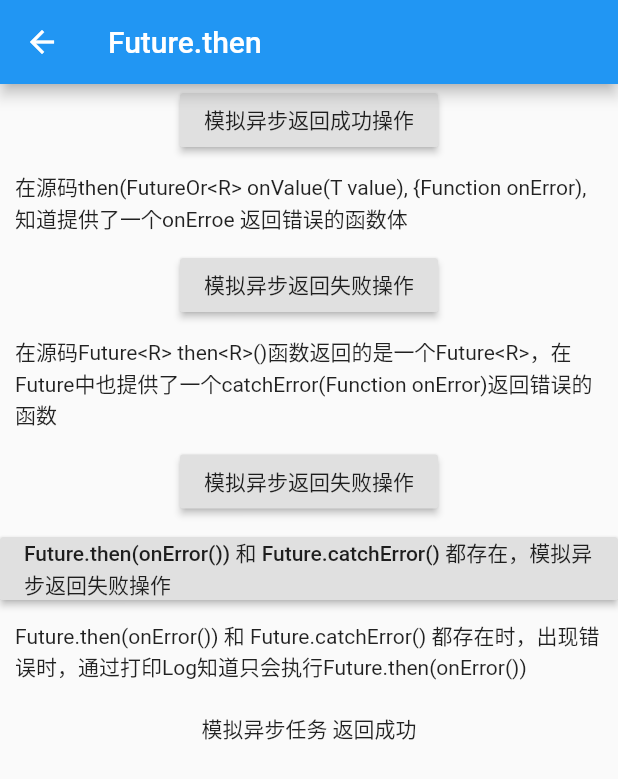
After one commit to Doinbe/flutter_study, a Flutter app: the FutureThenPage screen opened directly, after a tap on "模拟异步返回成功操作", on a phone screen of 412 x 824 dp. The commit adds this screen. Shown: the top 779 px of the screen. Run offline on Flutter 3.47's test engine with Material 2 defaults, Android fonts, the phone set to English and light mode, and no system bars; our stand-ins replace image_picker.

Commit message:
Dart异步模块Future，async await，FutureBuilder(Flutter)

```diff
--- /dev/null
+++ b/lib/future_pages/future_then_page.dart
@@ -0,0 +1,102 @@
+import 'package:flutter/material.dart';
+
+class FutureThenPage extends StatefulWidget {
+  final String title;
+  const FutureThenPage(this.title,{Key key, }) : super(key: key);
+  @override
+  _FutureThenPageState createState() => _FutureThenPageState();
+}
+
+class _FutureThenPageState extends State<FutureThenPage> {
+
+  String _result= 'null';
+
+  @override
+  Widget build(BuildContext context) {
+    return Scaffold(
+      appBar: AppBar(
+        title: Text(widget.title),
+      ),
+      body: Center(
+        child: Column(
+          children: <Widget>[
+            RaisedButton(
+                child: Text('模拟异步返回成功操作'),
+                onPressed:(){
+                  setState(() {
+                    testFuture(true).then((value){
+                      _result = value;
+                    });
+                  });
+                }),
+            Padding(
+              padding: EdgeInsets.all(10),
+              child: Text('在源码then(FutureOr<R> onValue(T value), {Function onError),知道提供了一个onErroe 返回错误的函数体'),
+            ),
+            RaisedButton(
+                child: Text('模拟异步返回失败操作'),
+                onPressed:(){
+                  setState(() {
+                    testFuture(false).then((value){
+                      print('===>执行成功onValue函数体');
+                      _result = value;
+                    }, onError: (e){
+                      print('===>执行错误onError函数体');
+                      _result = 'onError：$e';
+                    });
+                  });
+                }),
+            Padding(
+              padding: EdgeInsets.all(10),
+              child: Text('在源码Future<R> then<R>()函数返回的是一个Future<R>，在Future中也提供了一个catchError(Function onError)返回错误的函数'),
+            ),
+            RaisedButton(
+                child: Text('模拟异步返回失败操作'),
+                onPressed:(){
+                  setState(() {
+                    testFuture(false).then((value){
+                      print('===>执行成功onValue函数体');
+                      _result = value;
+                    }).catchError((e){
+                      print('===>执行错误catchError函数体');
+                      _result = 'catchError：$e';
+                    });
+                  });
+                }),
+            Padding(padding: EdgeInsets.only(top: 10)),
+            RaisedButton(
+                child: Text('Future.then(onError()) 和 Future.catchError() 都存在，模拟异步返回失败操作'),
+                onPressed:(){
+                  setState(() {
+                    testFuture(false).then((value){
+                      print('===>执行成功onValue函数体');
+                      _result = value;
+                    },onError: (e){
+                      print('===>执行错误onError函数体');
+                      _result = 'onError函数体：$e';
+                    }).catchError((e){
+                      print('===>执行错误catchError函数体');
+                      _result = 'catchError函数体：$e';
+                    });
+                  });
+                }),
+            Padding(
+              padding: EdgeInsets.all(10),
+              child: Text('Future.then(onError()) 和 Future.catchError() 都存在时，出现错误时，通过打印Log知道只会执行Future.then(onError())'),
+            ),
+            Padding(
+              padding: EdgeInsets.all(10),
+              child: Text(_result),
+            )
+          ],
+        ),
+      )
+
+    );
+  }
+
+  Future<String> testFuture(bool isSuccess){
+    return isSuccess ? Future.value('模拟异步任务 返回成功') : Future.error('模拟异步任务 返回失败');
+  }
+
+}
--- a/lib/main.dart
+++ b/lib/main.dart
@@ -1,7 +1,8 @@
 import 'package:flutter/material.dart';
+import 'package:flutter_study/future_pages/future_page.dart';
 import 'package:flutter_study/picker_image.dart';
 
-import 'animation_page.dart';
+import 'animation_pages/animation_page.dart';
 
 void main() => runApp(MyApp());
 
@@ -18,6 +19,7 @@ class MyApp extends StatelessWidget {
       routes: <String, WidgetBuilder>{
         'pickerIameg': (BuildContext context) => PickerImagePage('获取图片'),
         'animation': (BuildContext context) => AnimationPage('Flutter动画'),
+        'future': (BuildContext context) => FuturePage('Flutter异步'),
       },
     );
   }
@@ -54,6 +56,7 @@ class _MyHomePageState extends State<MyHomePage> {
                 ),
             _itemWidget('原生(拍照，相册)图片获取', PickerImagePage('获取图片'), 'pickerIameg'),
             _itemWidget('Flutter动画', AnimationPage('Flutter动画'), 'animation'),
+            _itemWidget('Flutter异步', FuturePage('Flutter异步'), 'future'),
           ],
         ),
       ),
```
Also changed, not shown: lib/future_pages/async_await_page.dart (added, +81 -0 lines), lib/future_pages/future_page.dart (added, +73 -0 lines), lib/future_pages/future_timeout_page.dart (added, +52 -0 lines), lib/future_pages/future_whencomplete_page.dart (added, +63 -0 lines), lib/future_pages/futurebuilder_page.dart (added, +55 -0 lines), lib/animation_pages/animation_base_page.dart (renamed from lib/animation_base_page.dart), lib/animation_pages/animation_builder_page.dart (renamed from lib/animation_builder_page.dart), lib/animation_pages/animation_curves_page.dart (renamed from lib/animation_curves_page.dart), lib/animation_pages/animation_page.dart (renamed from lib/animation_page.dart), lib/animation_pages/animation_widget_page.dart (renamed from lib/animation_widget_page.dart).
